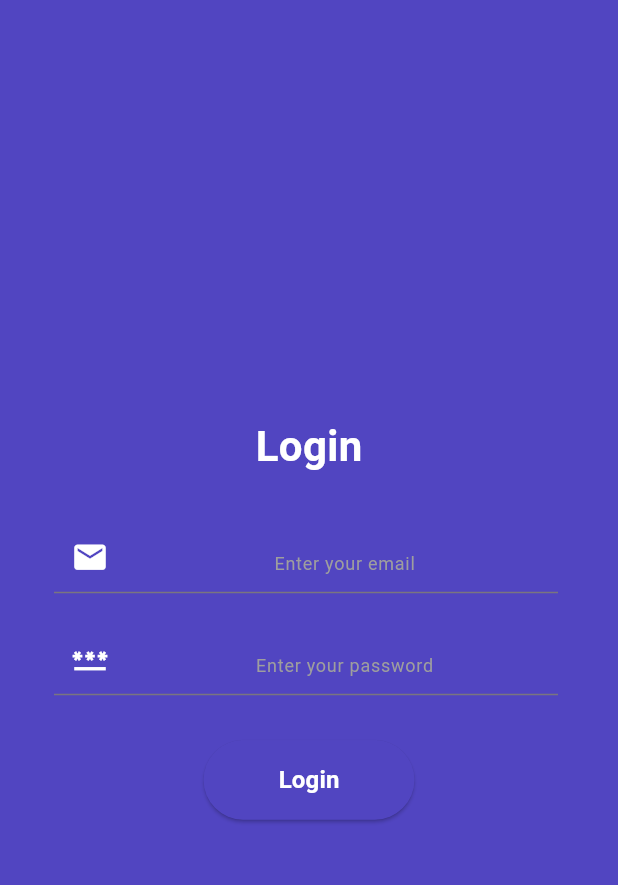
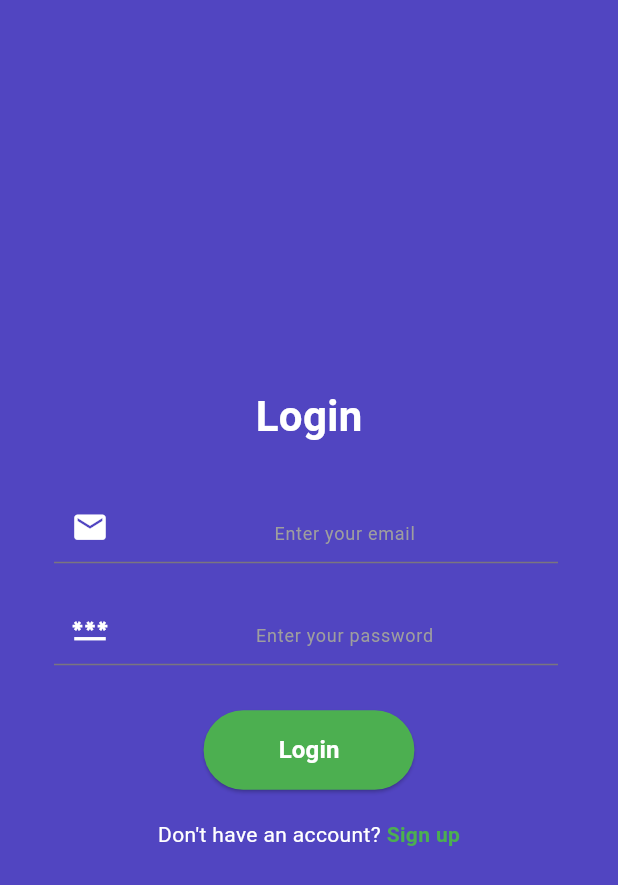
Before and after one commit to Roshan-dgaf/recpie_app, a Flutter app: the LoginScreen screen opened directly, on a phone screen of 412 x 824 dp. Shown: the top 885 px of the screen. Run offline on Flutter 3.47's test engine with Material 3 defaults, Android fonts, the phone set to English and light mode, and no system bars; Roboto replaces fonts that are missing (Montserrat).

Commit message:
files fix

```diff
--- /dev/null
+++ b/lib/Screen/login_screen.dart
@@ -0,0 +1,111 @@
+import 'package:flutter/material.dart';
+import 'package:recpie_app/app_utils.dart';
+import 'package:recpie_app/widgets/input_field_widget.dart';
+
+class LoginScreen extends StatelessWidget {
+  const LoginScreen({super.key});
+
+  @override
+  Widget build(BuildContext context) {
+    TextEditingController emailController = TextEditingController();
+    TextEditingController passwordController = TextEditingController();
+
+    void handleLogin() {
+      String email = emailController.text;
+      String password = passwordController.text;
+
+      if (email.isEmpty || password.isEmpty) {
+        ScaffoldMessenger.of(context).showSnackBar(
+          const SnackBar(
+            content: Text("Email and Password are required!"),
+            backgroundColor: Colors.red,
+          ),
+        );
+        return;
+      }
+
+      // Navigate to the Dashboard screen
+      Navigator.pushNamed(context, '/dashboard');
+    }
+
+    return Scaffold(
+      backgroundColor: colorPrimary,
+      body: Padding(
+        padding: const EdgeInsets.all(20.0),
+        child: Column(
+          mainAxisAlignment: MainAxisAlignment.center,
+          children: [
+            const Text(
+              "Login",
+              style: TextStyle(
+                color: colorWhite,
+                fontSize: 28,
+                fontWeight: FontWeight.bold,
+              ),
+            ),
+            const SizedBox(height: 30),
+            Inputfield(
+              controller: emailController,
+              icon: Icons.email,
+              hintText: "Enter your email",
+            ),
+            const SizedBox(height: 20),
+            Inputfield(
+              controller: passwordController,
+              icon: Icons.password,
+              hintText: "Enter your password",
+              obscureText: true,
+            ),
+            const SizedBox(height: 30),
+            ElevatedButton(
+              onPressed: handleLogin,
+              style: ElevatedButton.styleFrom(
+                backgroundColor: colorGreen,
+                padding: const EdgeInsets.symmetric(horizontal: 50, vertical: 15),
+                shape: RoundedRectangleBorder(
+                  borderRadius: BorderRadius.circular(30.0),
+                ),
+              ),
+              child: const Text(
+                "Login",
+                style: TextStyle(
+                  color: colorWhite,
+                  fontSize: 16,
+                  fontWeight: FontWeight.bold,
+                ),
+              ),
+            ),
+            const SizedBox(height: 20),
+            Row(
+              mainAxisAlignment: MainAxisAlignment.center,
+              children: [
+                const Text(
+                  "Don't have an account? ",
+                  style: TextStyle(
+                    color: colorWhite,
+                    fontSize: 14,
+                    fontFamily: "Montserrat",
+                  ),
+                ),
+                GestureDetector(
+                  onTap: () {
+                    Navigator.pushNamed(context, '/register');
+                  },
+                  child: const Text(
+                    "Sign up",
+                    style: TextStyle(
+                      color: colorGreen,
+                      fontSize: 14,
+                      fontFamily: "Montserrat",
+                      fontWeight: FontWeight.bold,
+                    ),
+                  ),
+                ),
+              ],
+            ),
+          ],
+        ),
+      ),
+    );
+  }
+}
```
Also changed, not shown: lib/Screen/about_screen.dart (added, +8 -0 lines), lib/Screen/cart_screen.dart (added, +8 -0 lines), lib/Screen/dashboard_screen.dart (added, +70 -0 lines), lib/Screen/home_screen.dart (added, +8 -0 lines), lib/Screen/profile_screen.dart (added, +8 -0 lines), lib/Screen/registration_screen.dart (+17 -127 lines), lib/bottom_navigation.dart (added, +15 -0 lines).
